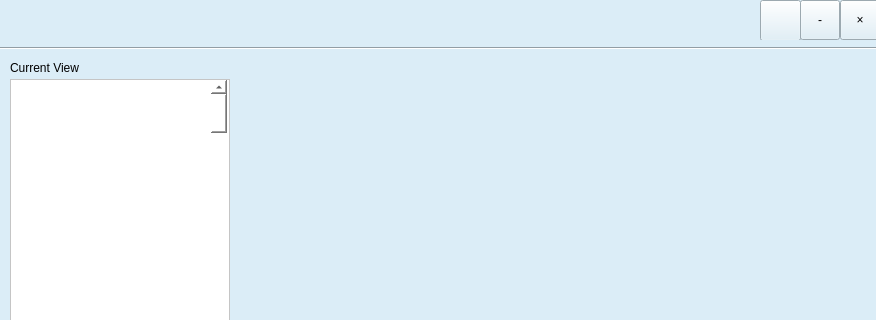
This is client/ui/mainwindow.ui in pechpo/What-s-up as Qt 5 draws it before an edit; both pictures show x 0 to 876 and y 0 to 320 of the 876 by 640 pixel window. The edited form follows.
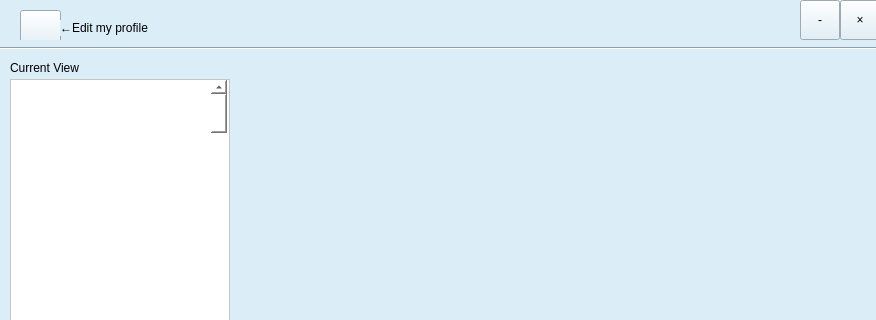
This is the edited form. Icons and pictures are not drawn.

The edit to the form file:
```diff
--- a/client/ui/mainwindow.ui
+++ b/client/ui/mainwindow.ui
@@ -63,8 +63,8 @@
    <widget class="QToolButton" name="settingButton">
     <property name="geometry">
      <rect>
-      <x>760</x>
-      <y>0</y>
+      <x>20</x>
+      <y>10</y>
       <width>41</width>
       <height>41</height>
      </rect>
@@ -202,6 +202,19 @@
      <string>Current View</string>
     </property>
    </widget>
+   <widget class="QLabel" name="label">
+    <property name="geometry">
+     <rect>
+      <x>60</x>
+      <y>20</y>
+      <width>121</width>
+      <height>16</height>
+     </rect>
+    </property>
+    <property name="text">
+     <string>←Edit my profile</string>
+    </property>
+   </widget>
   </widget>
  </widget>
  <resources/>
```
